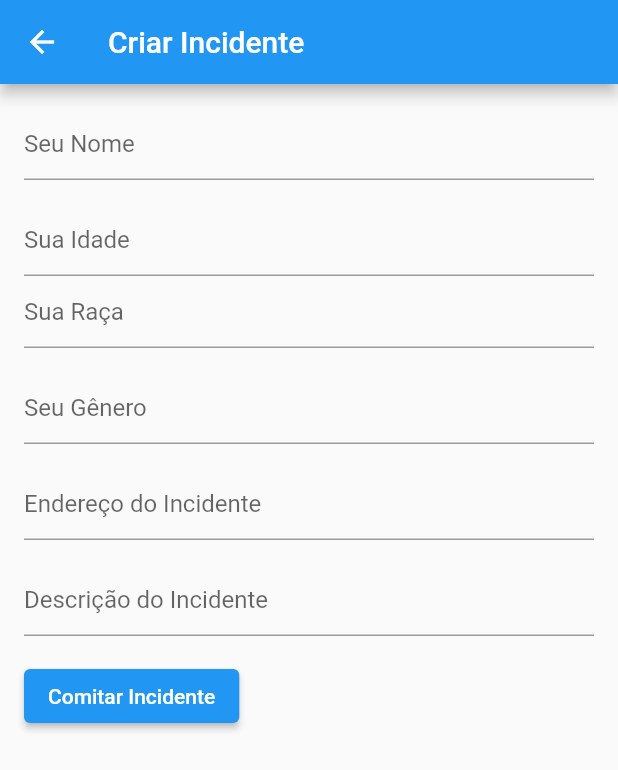
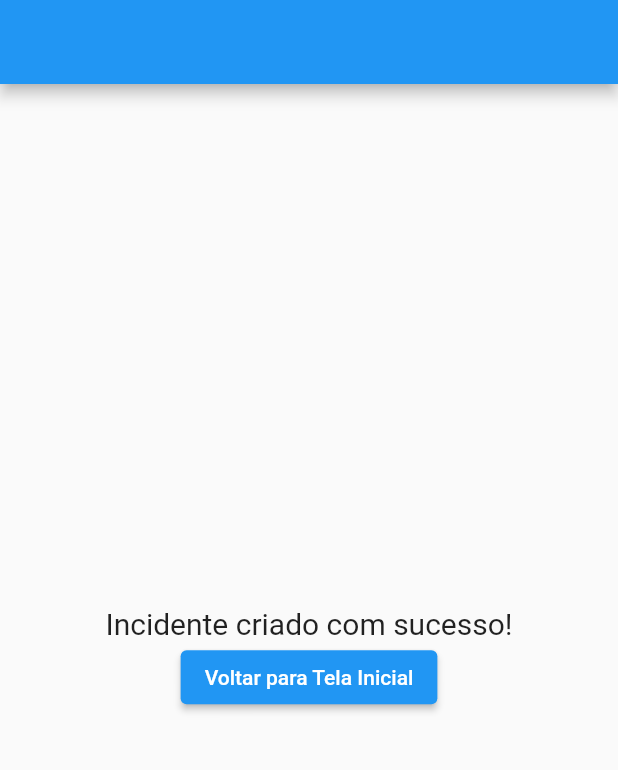
Before and after one commit to Iagolealfa/Cop-Incident, a Flutter app: the CreateIncidentScreen screen opened directly, after a tap on "Comitar Incidente", on a phone screen of 412 x 824 dp. Shown: the top 770 px of the screen. Run offline on Flutter 3.47's test engine with Material 2 defaults, Android fonts, the phone set to English and light mode, and no system bars.

Commit message:
Criação da tela de confirmação da criação do incidente e botão para voltar ao homepage

```diff
--- a/incident/lib/main.dart
+++ b/incident/lib/main.dart
@@ -138,6 +138,10 @@ class _CreateIncidentScreenState extends State<CreateIncidentScreen> {
                 print('Gênero: $genero');
                 print('Endereço: $endereco');
                 print('Descrição: $descricao');
+                Navigator.push(
+                  context,
+                  MaterialPageRoute(builder: (context) => ResponseScreen()),
+                );
               },
               child: Text('Comitar Incidente'),
             ),
@@ -147,3 +151,33 @@ class _CreateIncidentScreenState extends State<CreateIncidentScreen> {
     );
   }
 }
+
+class ResponseScreen extends StatelessWidget {
+  @override
+  Widget build(BuildContext context) {
+    return Scaffold(
+      appBar: AppBar(
+        automaticallyImplyLeading:
+            false, // Remover o botão de voltar padrão da App Bar
+      ),
+      body: Center(
+        child: Column(
+          mainAxisAlignment: MainAxisAlignment.center,
+          children: [
+            Text(
+              'Incidente criado com sucesso!',
+              style: TextStyle(fontSize: 20),
+            ),
+            ElevatedButton(
+              onPressed: () {
+                Navigator.pushReplacement(context,
+                    MaterialPageRoute(builder: (context) => MyHomePage()));
+              },
+              child: Text('Voltar para Tela Inicial'),
+            ),
+          ],
+        ),
+      ),
+    );
+  }
+}
```
